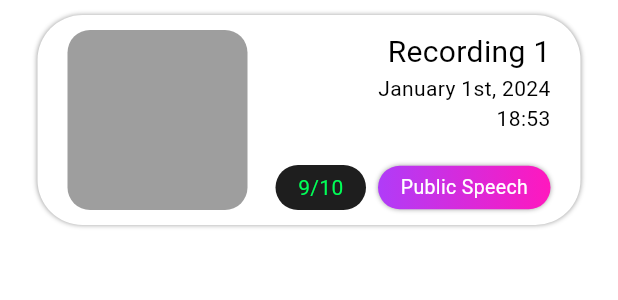
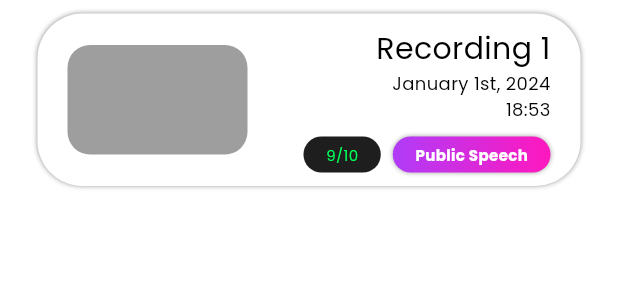
Before and after one commit to SpeakUP-Mobile/SpeakUP-App, a Flutter app: the RecordingInfoWidget widget shown alone on an empty page, opened directly, on a phone screen of 412 x 824 dp. Shown: the top 300 px of the screen. Run offline on Flutter 3.47's test engine with Material 3 defaults, Android fonts, the phone set to English and light mode, and no system bars; our stand-ins replace firebase_core, get, image_picker, simple_gradient_text; accounts and stored records are empty; network calls fail.

Commit message:
visual changes + font working

```diff
--- a/lib/custom_global_widgets/user_info_widget.dart
+++ b/lib/custom_global_widgets/user_info_widget.dart
@@ -18,9 +18,9 @@ class UserInfoWidget extends StatelessWidget {
   Widget build(BuildContext context) {
     return Stack(alignment: Alignment.topCenter, children: [
       Container(
-          height: 100,
+          height: 90,
           width: double.infinity,
-          padding: const EdgeInsets.only(top: 14, right: 20, bottom: 0),
+          padding: const EdgeInsets.only(top: 11, right: 20, bottom: 10),
           margin: const EdgeInsets.only(top: 27, left: 50, right: 25),
           decoration: BoxDecoration(
               color: Colors.white,
@@ -70,7 +70,7 @@ class UserInfoWidget extends StatelessWidget {
               BoxShadow(color: Colors.grey, spreadRadius: .01, blurRadius: 6)
             ]),
         child: const CircleAvatar(
-          radius: 60,
+          radius: 55,
           backgroundColor: Colors.white,
           backgroundImage: NetworkImage(
               "https://upload.wikimedia.org/wikipedia/commons/a/ac/Default_pfp.jpg"),
--- a/lib/main.dart
+++ b/lib/main.dart
@@ -12,8 +12,9 @@ class PublicSpeak extends StatelessWidget {
   @override
   Widget build(BuildContext context) {
     return MaterialApp(
-      title: 'Public Speak',
+      title: 'SpeakUP',
       theme: ThemeData(
+        fontFamily: "Poppins",
         colorScheme: const ColorScheme.light(),
         useMaterial3: true,
       ),
--- a/lib/recordings_screen/recording_info_widget.dart
+++ b/lib/recordings_screen/recording_info_widget.dart
@@ -18,9 +18,9 @@ class RecordingInfoWidget extends StatelessWidget {
   @override
   Widget build(BuildContext context) {
     return Container(
-        height: 140,
-        margin: const EdgeInsets.symmetric(horizontal: 25, vertical: 10),
-        padding: const EdgeInsets.symmetric(horizontal: 20, vertical: 10),
+        height: 115,
+        margin: const EdgeInsets.symmetric(horizontal: 25, vertical: 9),
+        padding: const EdgeInsets.symmetric(horizontal: 20, vertical: 9),
         decoration: const BoxDecoration(
             color: Colors.white,
             borderRadius: BorderRadius.all(Radius.circular(30)),
@@ -34,6 +34,7 @@ class RecordingInfoWidget extends StatelessWidget {
         child: Row(children: [
           Container(
               width: 120,
+              margin: const EdgeInsets.symmetric(vertical: 12),
               decoration: const BoxDecoration(
                 color: Colors.grey,
                 borderRadius: BorderRadius.all(Radius.circular(15)),
@@ -42,8 +43,8 @@ class RecordingInfoWidget extends StatelessWidget {
           Column(crossAxisAlignment: CrossAxisAlignment.end, children: [
             Text('Recording $recordingNumber',
                 style: const TextStyle(fontSize: 20)),
-            Text(date),
-            Text(time),
+            Text(date, style: const TextStyle(fontSize: 12)),
+            Text(time, style: const TextStyle(fontSize: 12)),
             const Spacer(),
             recordingTags()
           ]),
@@ -60,12 +61,14 @@ class RecordingInfoWidget extends StatelessWidget {
                 borderRadius: BorderRadius.all(Radius.circular(30))),
             child: Text("$score/10",
                 style: TextStyle(
+                    fontSize: 10,
                     color: score > 5
                         ? const Color(0xFF00FF57)
                         : const Color(0xFFFF0000)))),
         const SizedBox(width: 8),
         Container(
-          padding: const EdgeInsets.symmetric(horizontal: 15, vertical: 5),
+          padding:
+              const EdgeInsets.only(left: 15, right: 15, bottom: 5, top: 5),
           decoration: BoxDecoration(
               gradient: !isInterview
                   ? const LinearGradient(
@@ -81,7 +84,10 @@ class RecordingInfoWidget extends StatelessWidget {
                 BoxShadow(color: Colors.grey, spreadRadius: 0, blurRadius: 2.5)
               ]),
           child: Text(isInterview ? "Interview" : "Public Speech",
-              style: const TextStyle(color: Colors.white, fontSize: 13)),
+              style: const TextStyle(
+                  color: Colors.white,
+                  fontSize: 10,
+                  fontWeight: FontWeight.bold)),
         )
       ],
     );
```
Also changed, not shown: lib/recordings_screen/public_speak_recordings.dart (+4 -4 lines), pubspec.yaml (+8 -0 lines).
